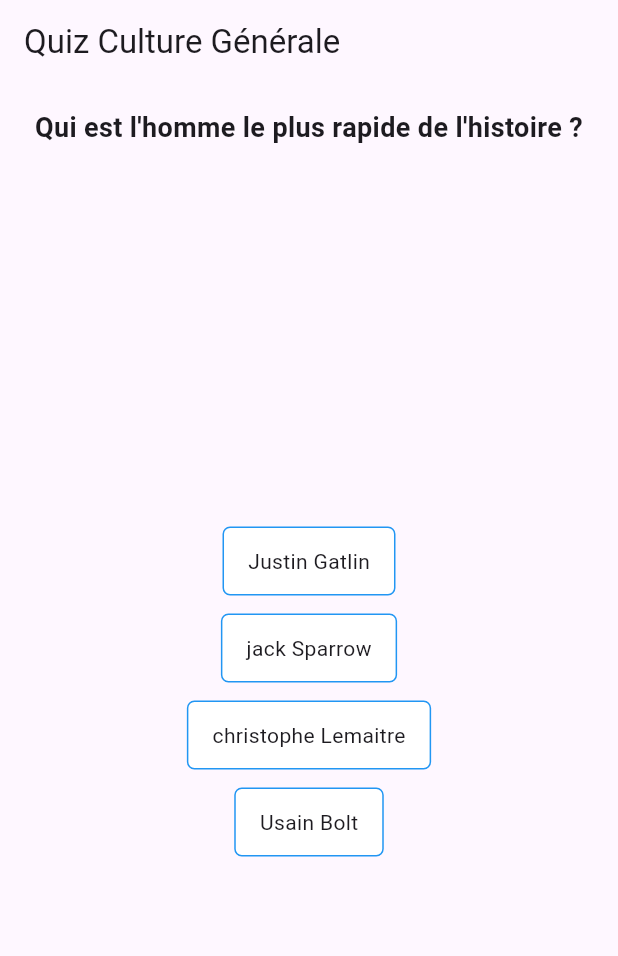
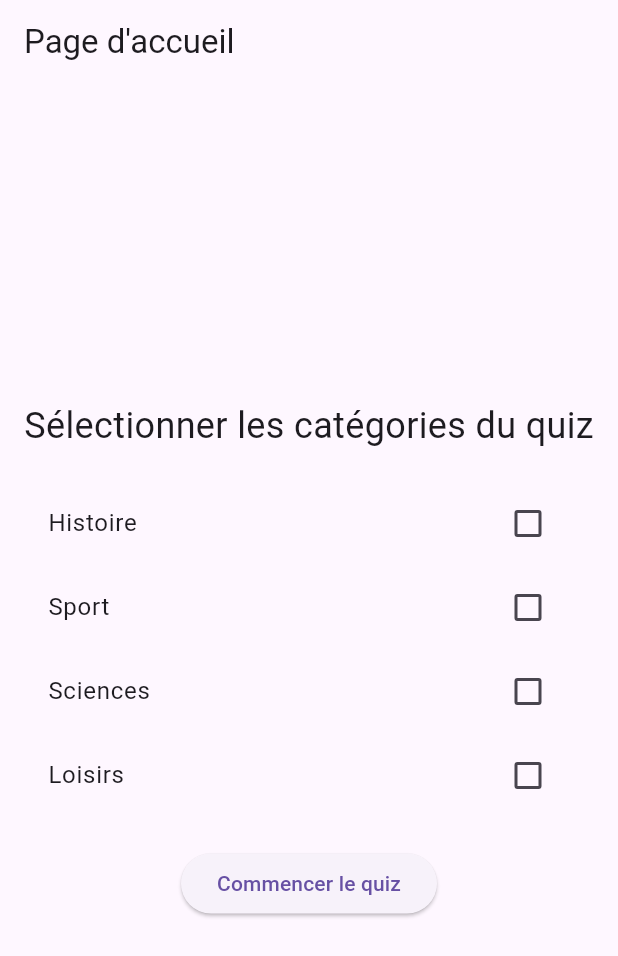
Before and after one commit to Paul-skgr/questionnaire_it363, a Flutter app: the screen it shows after launch, on a phone screen of 412 x 824 dp. Shown: the top 956 px of the screen. Run offline on Flutter 3.47's test engine with Material 3 defaults, Android fonts, the phone set to English and light mode, and no system bars.

Commit message:
trier par catégorie

```diff
--- a/questionnaire_app/lib/main.dart
+++ b/questionnaire_app/lib/main.dart
@@ -1,225 +1,101 @@
-import 'dart:convert';
 import 'package:flutter/material.dart';
-import 'package:flutter/services.dart' show rootBundle;
-import 'dart:math';
+import 'quiz_page.dart';  // Import de la page Quiz
 
 void main() {
   runApp(MyApp());
 }
 
+MaterialColor whiteMaterialColor = MaterialColor(
+  0xFFFFFFFF,
+  <int, Color>{
+    50: Color(0xFFFFFFFF),  // Teinte très claire
+    100: Color(0xFFFFFFFF), // Teinte claire
+    200: Color(0xFFFFFFFF), // Teinte moyenne claire
+    300: Color(0xFFFFFFFF), // Teinte moyenne
+    400: Color(0xFFFFFFFF), // Teinte plus foncée
+    500: Color(0xFFFFFFFF), // Couleur de base (blanc)
+    600: Color(0xFFFFFFFF), // Teinte plus foncée
+    700: Color(0xFFFFFFFF), // Teinte encore plus foncée
+    800: Color(0xFFFFFFFF), // Teinte encore plus foncée
+    900: Color(0xFFFFFFFF), // Teinte la plus foncée
+  },
+);
+
 class MyApp extends StatelessWidget {
   @override
   Widget build(BuildContext context) {
     return MaterialApp(
-      title: 'Quiz Culture Générale',
+      title: 'Quiz App',
       theme: ThemeData(
-        primarySwatch: Colors.blue,
+        primarySwatch: whiteMaterialColor,
       ),
-      home: QuizScreen(),
+      home: HomePage(),
     );
   }
 }
 
-class QuizScreen extends StatefulWidget {
+class HomePage extends StatefulWidget {
   @override
-  _QuizScreenState createState() => _QuizScreenState();
+  _HomePageState createState() => _HomePageState();
 }
 
-class _QuizScreenState extends State<QuizScreen> {
-  List<dynamic> questions = [];
-  List<String> selectedOptions = [];
-  PageController _pageController = PageController();
-  Color answerColor = Colors.white;
-  int correctAnswers = 0; // Nombre de réponses correctes
+class _HomePageState extends State<HomePage> {
+  Map<String, bool> categories = {
+    'Histoire': false,
+    'Sport': false,
+    'Sciences': false,
+    'Loisirs': false,
+  };
 
-  @override
-  void initState() {
-    super.initState();
-    loadQuestions();
-  }
+  void _startQuiz() {
+    List<String> selectedCategories = categories.entries
+        .where((entry) => entry.value)
+        .map((entry) => entry.key)
+        .toList();
 
-  // Charger les questions depuis le fichier JSON
-  Future<void> loadQuestions() async {
-    final String response = await rootBundle.loadString('assets/questions.json');
-    final data = json.decode(response);
-    setState(() {
-      questions = data['questions'];
-
-      // Mélanger les questions dans un ordre aléatoire
-      questions.shuffle(Random());
-
-      // Mélanger également les options de chaque question
-      for (var question in questions) {
-        question['options'].shuffle(Random());
-      }
-
-      selectedOptions = List<String>.filled(questions.length, '');
-    });
-  }
-
-  // Fonction pour gérer la sélection d'une option
-  void selectOption(int questionIndex, String option) {
-    bool isCorrect = questions[questionIndex]['correct_answer'] == option;
-
-    setState(() {
-      answerColor = isCorrect ? Colors.green : Colors.red;
-      selectedOptions[questionIndex] = option; // Mettre à jour la réponse sélectionnée
-      if (isCorrect) {
-        correctAnswers++; // Augmenter le score pour une bonne réponse
-      }
-    });
-
-    // Afficher la couleur pour un court instant avant de passer à la question suivante
-    Future.delayed(Duration(seconds: 1), () {
-      setState(() {
-        answerColor = Colors.white; // Réinitialiser la couleur
-      });
-      if (questionIndex < questions.length - 1) {
-        _pageController.nextPage(
-          duration: Duration(milliseconds: 300),
-          curve: Curves.easeInOut,
-        );
-      } else {
-        // Naviguer vers la page de résultats une fois le quiz terminé
     Navigator.push(
       context,
       MaterialPageRoute(
-            builder: (context) => ResultScreen(
-              totalQuestions: questions.length,
-              correctAnswers: correctAnswers,
-              onRestart: _restartQuiz, // Passer la fonction pour réinitialiser
-            ),
+        builder: (context) => QuizPage(selectedCategories: selectedCategories),
       ),
     );
-      }
-    });
-  }
-
-  // Réinitialiser les variables du quiz
-  void _restartQuiz() {
-    setState(() {
-      correctAnswers = 0;
-      selectedOptions = List<String>.filled(questions.length, '');
-      _pageController.jumpToPage(0); // Revenir à la première question
-    });
   }
 
   @override
   Widget build(BuildContext context) {
     return Scaffold(
       appBar: AppBar(
-        title: Text('Quiz Culture Générale'),
+        title: Text('Page d\'accueil'),
       ),
-      body: questions.isEmpty
-          ? Center(child: CircularProgressIndicator())
-          : PageView.builder(
-              controller: _pageController,
-              itemCount: questions.length,
-              physics: NeverScrollableScrollPhysics(), // Désactiver le défilement manuel
-              itemBuilder: (context, index) {
-                final question = questions[index];
-                return Padding(
-                  padding: const EdgeInsets.all(16.0),
-                  child: Column(
-                    crossAxisAlignment: CrossAxisAlignment.center, // Centrer horizontalement
-                    mainAxisAlignment: MainAxisAlignment.center, // Centrer verticalement
-                    children: [
-                      // Centrer le texte de la question
-                      Center(
-                        child: Text(
-                          question['question'],
-                          style: TextStyle(fontSize: 18.0, fontWeight: FontWeight.bold),
-                          textAlign: TextAlign.center, // Centrer le texte horizontalement
-                        ),
-                      ),
-                      SizedBox(height: 16.0),
-                      Expanded(
-                        child: Center(
-                          child: Column(
-                            mainAxisAlignment: MainAxisAlignment.center, // Centrer les boutons
-                            crossAxisAlignment: CrossAxisAlignment.center,
-                            children: [
-                              ...List.generate(
-                                question['options'].length,
-                                (i) => GestureDetector(
-                                  onTap: () => selectOption(index, question['options'][i]),
-                                  child: AnimatedContainer(
-                                    duration: Duration(milliseconds: 300),
-                                    padding: EdgeInsets.symmetric(vertical: 12.0, horizontal: 16.0),
-                                    margin: EdgeInsets.symmetric(vertical: 6.0),
-                                    decoration: BoxDecoration(
-                                      color: selectedOptions[index] == question['options'][i]
-                                          ? answerColor
-                                          : Colors.white,
-                                      border: Border.all(color: Colors.blue),
-                                      borderRadius: BorderRadius.circular(5.0),
-                                    ),
-                                    child: Text(question['options'][i]),
-                                  ),
-                                ),
-                              ),
-                            ],
-                          ),
-                        ),
-                      ),
-                    ],
-                  ),
-                );
-              },
-            ),
-    );
-  }
-}
-
-class ResultScreen extends StatelessWidget {
-  final int totalQuestions;
-  final int correctAnswers;
-  final VoidCallback onRestart; // Fonction pour redémarrer le quiz
-
-  ResultScreen({
-    required this.totalQuestions,
-    required this.correctAnswers,
-    required this.onRestart,
-  });
-
-  @override
-  Widget build(BuildContext context) {
-    double scorePercentage = (correctAnswers / totalQuestions) * 100;
-
-    return Scaffold(
-      appBar: AppBar(
-        title: Text('Résultats du Quiz'),
-      ),
-      body: Center(
-        child: Padding(
+      body: Padding(
         padding: const EdgeInsets.all(16.0),
         child: Column(
           mainAxisAlignment: MainAxisAlignment.center,
           children: [
             Text(
-                'Votre Score :',
-                style: TextStyle(fontSize: 24.0, fontWeight: FontWeight.bold),
+              'Sélectionner les catégories du quiz',
+              style: TextStyle(fontSize: 24),
             ),
-              SizedBox(height: 20.0),
-              Text(
-                '${correctAnswers} / ${totalQuestions}',
-                style: TextStyle(fontSize: 32.0, fontWeight: FontWeight.bold, color: Colors.blue),
+            SizedBox(height: 20),
+            Column(
+              children: categories.keys.map((category) {
+                return CheckboxListTile(
+                  title: Text(category),
+                  value: categories[category],
+                  onChanged: (bool? value) {
+                    setState(() {
+                      categories[category] = value!;
+                    });
+                  },
+                );
+              }).toList(),
             ),
-              SizedBox(height: 20.0),
-              Text(
-                'Score en pourcentage : ${scorePercentage.toStringAsFixed(2)}%',
-                style: TextStyle(fontSize: 20.0),
-              ),
-              SizedBox(height: 20.0),
+            SizedBox(height: 20),
             ElevatedButton(
-                onPressed: () {
-                  onRestart(); // Appeler la fonction pour redémarrer le quiz
-                  Navigator.pop(context); // Revenir à la première page du quiz
-                },
-                child: Text('Recommencer le quiz'),
+              onPressed: _startQuiz,
+              child: Text('Commencer le quiz'),
             ),
           ],
-          ),
         ),
       ),
     );
```
Also changed, not shown: questionnaire_app/assets/questions.json (+236 -22 lines), questionnaire_app/lib/quiz_page.dart (added, +193 -0 lines). Lines whose indentation alone changed are shown as unchanged.
